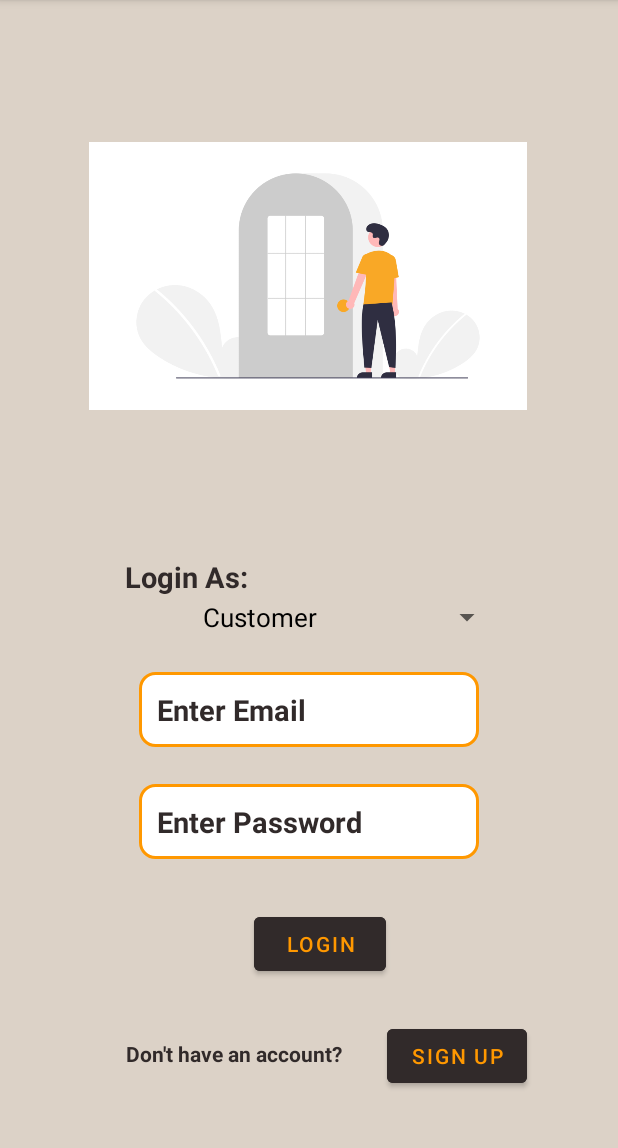
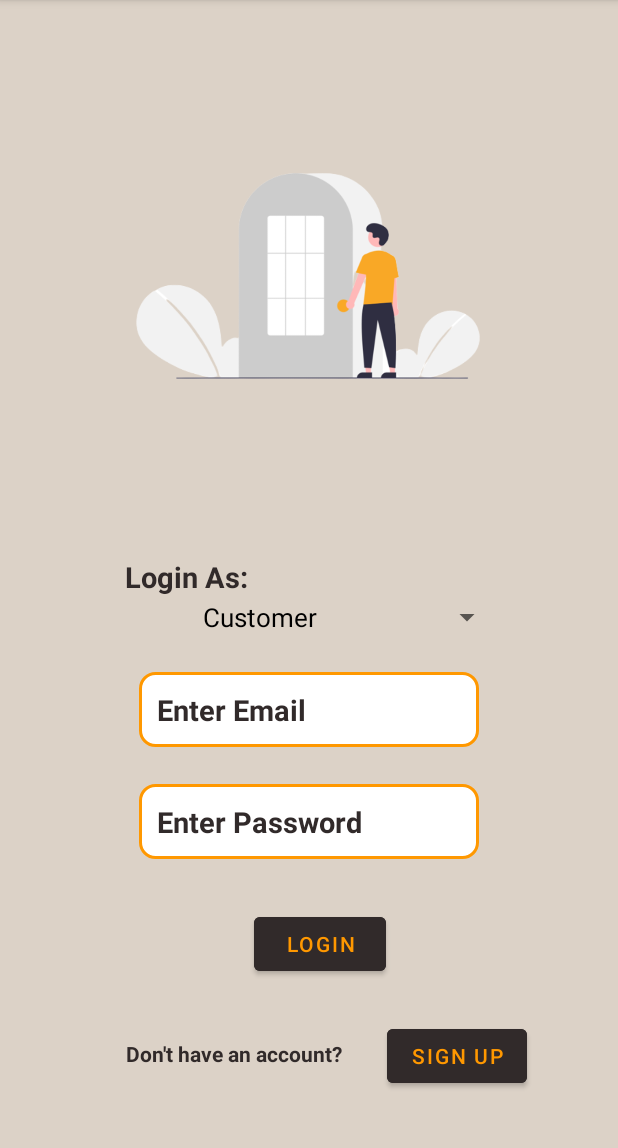
Before and after one commit to aparna-jay/FuelQueueManagementClient, an Android app: the screen it shows after launch (LoginActivity), on a phone screen of 412 x 824 dp, the part 84-1232 px from its top. Run offline under Robolectric (Android 15) with nearby library versions, the phone set to English and light mode, and no system bars; our stand-ins replace Volley; libraries missing offline, so code that uses them is left out: com.squareup.okhttp; network calls fail.

```diff
--- a/app/src/main/java/com/example/fuelqueuemanagement/FillingStationProfileActivity.java
+++ b/app/src/main/java/com/example/fuelqueuemanagement/FillingStationProfileActivity.java
@@ -43,8 +43,5 @@ public class FillingStationProfileActivity extends AppCompatActivity {
         petrolAvailability.setText(stationModel.getPetrolAvailability());
         dieselAvailability.setText(stationModel.getDieselAvailability());
 
-
-
-
     }
 }
--- a/app/src/main/java/com/example/fuelqueuemanagement/database/StationOnlineDBHelper.java
+++ b/app/src/main/java/com/example/fuelqueuemanagement/database/StationOnlineDBHelper.java
@@ -267,7 +267,6 @@ public class StationOnlineDBHelper {
         thread.start();
     }
 
-
     //Resource - https://www.geeksforgeeks.org/crud-operation-in-mysql-using-php-volley-android-read-data/
     //Station owner login
     public void stationOwnerLogin(String email, String password, Context context) {
--- a/app/src/main/res/layout/activity_filling_station_profile.xml
+++ b/app/src/main/res/layout/activity_filling_station_profile.xml
@@ -198,4 +198,5 @@
         app:layout_constraintStart_toStartOf="parent"
         app:layout_constraintTop_toBottomOf="@+id/lbl_stationID"
         app:srcCompat="@drawable/ic_baseline_location_on_24" />
+
 </androidx.constraintlayout.widget.ConstraintLayout>
--- a/app/src/main/res/layout/activity_login.xml
+++ b/app/src/main/res/layout/activity_login.xml
@@ -7,22 +7,6 @@
     android:layout_height="match_parent"
     android:background="@color/screen_bg"
     tools:context=".LoginActivity">
-
-<!--    <ImageView-->
-<!--        android:id="@+id/imageView19"-->
-<!--        android:layout_width="match_parent"-->
-<!--        android:layout_height="match_parent"-->
-<!--        android:layout_marginLeft="30dp"-->
-<!--        android:layout_marginTop="60dp"-->
-<!--        android:layout_marginRight="30dp"-->
-<!--        android:layout_marginBottom="30dp"-->
-<!--        app:layout_constraintBottom_toBottomOf="parent"-->
-<!--        app:layout_constraintEnd_toEndOf="parent"-->
-<!--        app:layout_constraintHorizontal_bias="0.9"-->
-<!--        app:layout_constraintStart_toStartOf="parent"-->
-<!--        app:layout_constraintTop_toTopOf="parent"-->
-<!--        app:layout_constraintVertical_bias="0.0"-->
-<!--        app:srcCompat="@drawable/formbackground" />-->
 
     <ImageView
         android:id="@+id/imageView"
@@ -34,7 +18,7 @@
         app:layout_constraintStart_toStartOf="parent"
         app:layout_constraintTop_toTopOf="parent"
         app:layout_constraintVertical_bias="0.04"
-        app:srcCompat="@drawable/login" />
+        app:srcCompat="@drawable/loginpic" />
 
     <EditText
         android:id="@+id/email"
```
Also changed, not shown: app/src/main/java/com/example/fuelqueuemanagement/CustomerRegistrationActivity.java (+6 -3 lines), app/src/main/java/com/example/fuelqueuemanagement/FindNearFuelStations.java (+7 -0 lines), app/src/main/java/com/example/fuelqueuemanagement/FuelStationDetailsActivity.java (+7 -0 lines), app/src/main/java/com/example/fuelqueuemanagement/MainActivity.java (+7 -0 lines), app/src/main/java/com/example/fuelqueuemanagement/SelectUserSignUp.java (+7 -0 lines), app/src/main/java/com/example/fuelqueuemanagement/database/customerModel.java (+7 -0 lines), app/src/main/res/drawable/login.png (deleted), app/src/main/res/drawable/loginpic.png (added).
